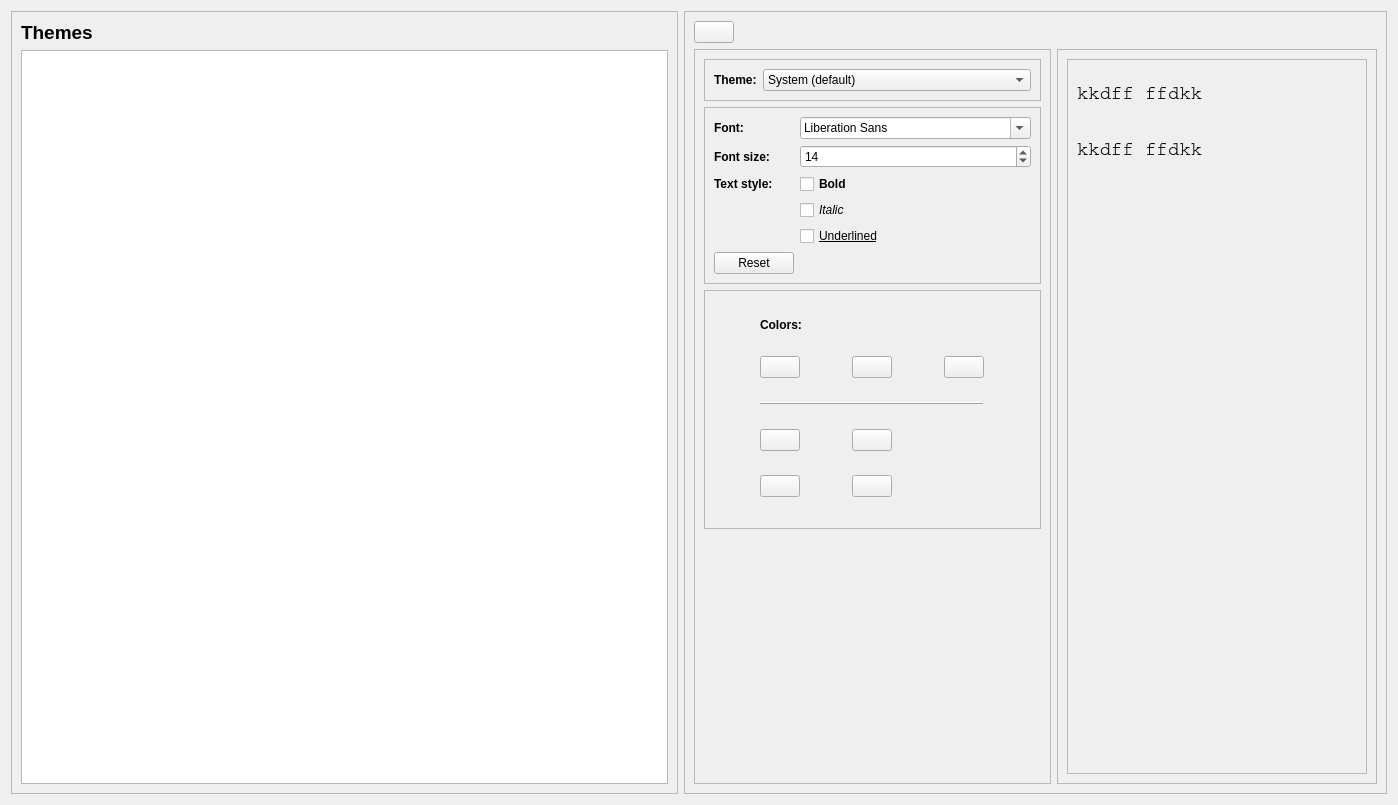
Before: the Qt Designer form ui/options/customization.ui in Open-Typer/Open-Typer, drawn with Qt 5.
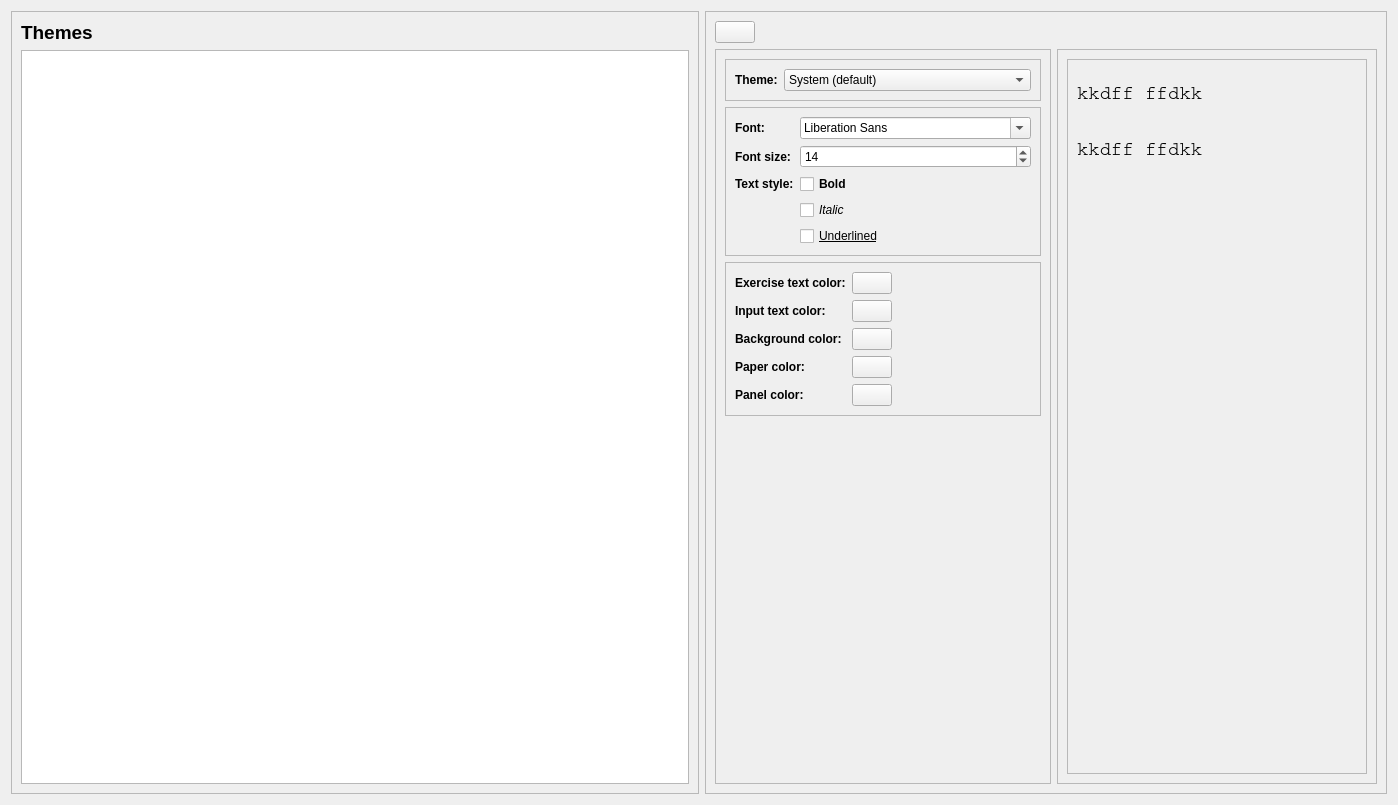
After: the same form once the commit is applied. Icons and pictures are not drawn.

Commit message: ui: options: customization: Remake customization UI

The edit to the form file:
```diff
--- a/ui/options/customization.ui
+++ b/ui/options/customization.ui
@@ -304,45 +304,28 @@
               </property>
              </widget>
             </item>
-            <item row="9" column="0">
-             <widget class="QPushButton" name="fontResetButton">
-              <property name="focusPolicy">
-               <enum>Qt::StrongFocus</enum>
-              </property>
-              <property name="toolTip">
-               <string/>
-              </property>
-              <property name="text">
-               <string notr="true">Reset</string>
-              </property>
-              <property name="icon">
-               <iconset resource="../../res.qrc">
-                <normaloff>:/res/images/reset.png</normaloff>:/res/images/reset.png</iconset>
-              </property>
-              <property name="iconSize">
-               <size>
-                <width>32</width>
-                <height>32</height>
-               </size>
-              </property>
-             </widget>
-            </item>
            </layout>
           </widget>
          </item>
          <item>
           <widget class="QFrame" name="colorsFrame">
+           <property name="sizePolicy">
+            <sizepolicy hsizetype="Preferred" vsizetype="Fixed">
+             <horstretch>0</horstretch>
+             <verstretch>0</verstretch>
+            </sizepolicy>
+           </property>
            <property name="frameShape">
             <enum>QFrame::StyledPanel</enum>
            </property>
            <property name="frameShadow">
             <enum>QFrame::Raised</enum>
            </property>
-           <layout class="QGridLayout" name="gridLayout_3">
-            <item row="0" column="0" colspan="3">
-             <widget class="QLabel" name="ColorsLabel">
+           <layout class="QFormLayout" name="formLayout_3">
+            <item row="2" column="0">
+             <widget class="QLabel" name="levelTextColorLabel">
               <property name="sizePolicy">
-               <sizepolicy hsizetype="Preferred" vsizetype="Fixed">
+               <sizepolicy hsizetype="Preferred" vsizetype="Expanding">
                 <horstretch>0</horstretch>
                 <verstretch>0</verstretch>
                </sizepolicy>
@@ -354,11 +337,11 @@
                </font>
               </property>
               <property name="text">
-               <string>Colors:</string>
+               <string>Exercise text color:</string>
               </property>
              </widget>
             </item>
-            <item row="1" column="0">
+            <item row="2" column="1">
              <widget class="QPushButton" name="levelTextColorButton">
               <property name="sizePolicy">
                <sizepolicy hsizetype="Fixed" vsizetype="Fixed">
@@ -374,112 +357,36 @@
               </property>
               <property name="text">
                <string notr="true"/>
-              </property>
-              <property name="icon">
-               <iconset resource="../../res.qrc">
-                <normaloff>:/res/images/extext_color.png</normaloff>:/res/images/extext_color.png</iconset>
-              </property>
-              <property name="iconSize">
-               <size>
-                <width>50</width>
-                <height>50</height>
-               </size>
-              </property>
-             </widget>
-            </item>
-            <item row="1" column="1">
-             <widget class="QPushButton" name="inputTextColorButton">
-              <property name="sizePolicy">
-               <sizepolicy hsizetype="Fixed" vsizetype="Fixed">
-                <horstretch>0</horstretch>
-                <verstretch>0</verstretch>
-               </sizepolicy>
-              </property>
-              <property name="focusPolicy">
-               <enum>Qt::StrongFocus</enum>
-              </property>
-              <property name="toolTip">
-               <string>Input text color</string>
-              </property>
-              <property name="text">
-               <string notr="true"/>
-              </property>
-              <property name="icon">
-               <iconset resource="../../res.qrc">
-                <normaloff>:/res/images/intext_color.png</normaloff>:/res/images/intext_color.png</iconset>
-              </property>
-              <property name="iconSize">
-               <size>
-                <width>50</width>
-                <height>50</height>
-               </size>
-              </property>
-             </widget>
-            </item>
-            <item row="1" column="2">
-             <widget class="QPushButton" name="resetTextColorButton">
-              <property name="sizePolicy">
-               <sizepolicy hsizetype="Fixed" vsizetype="Fixed">
-                <horstretch>0</horstretch>
-                <verstretch>0</verstretch>
-               </sizepolicy>
-              </property>
-              <property name="focusPolicy">
-               <enum>Qt::StrongFocus</enum>
-              </property>
-              <property name="toolTip">
-               <string>Reset</string>
-              </property>
-              <property name="text">
-               <string notr="true"/>
-              </property>
-              <property name="icon">
-               <iconset resource="../../res.qrc">
-                <normaloff>:/res/images/reset.png</normaloff>:/res/images/reset.png</iconset>
-              </property>
-              <property name="iconSize">
-               <size>
-                <width>36</width>
-                <height>36</height>
-               </size>
-              </property>
-             </widget>
-            </item>
-            <item row="2" column="0" colspan="3">
-             <widget class="QFrame" name="colorsFrameSpacer">
-              <property name="frameShape">
-               <enum>QFrame::HLine</enum>
-              </property>
-              <property name="frameShadow">
-               <enum>QFrame::Raised</enum>
               </property>
              </widget>
             </item>
             <item row="3" column="0">
-             <widget class="QPushButton" name="bgColorButton">
-              <property name="focusPolicy">
-               <enum>Qt::StrongFocus</enum>
+             <widget class="QLabel" name="inputTextColorLabel">
+              <property name="sizePolicy">
+               <sizepolicy hsizetype="Preferred" vsizetype="Expanding">
+                <horstretch>0</horstretch>
+                <verstretch>0</verstretch>
+               </sizepolicy>
               </property>
-              <property name="toolTip">
-               <string>Background color</string>
+              <property name="font">
+               <font>
+                <weight>75</weight>
+                <bold>true</bold>
+               </font>
               </property>
               <property name="text">
-               <string notr="true"/>
-              </property>
-              <property name="icon">
-               <iconset resource="../../res.qrc">
-                <normaloff>:/res/images/bg_color.png</normaloff>:/res/images/bg_color.png</iconset>
-              </property>
-              <property name="iconSize">
-               <size>
-                <width>50</width>
-                <height>50</height>
-               </size>
+               <string>Input text color:</string>
               </property>
              </widget>
             </item>
             <item row="3" column="1">
-             <widget class="QPushButton" name="paperColorButton">
+             <widget class="QPushButton" name="inputTextColorButton">
+              <property name="sizePolicy">
+               <sizepolicy hsizetype="Fixed" vsizetype="Fixed">
+                <horstretch>0</horstretch>
+                <verstretch>0</verstretch>
+               </sizepolicy>
+              </property>
               <property name="focusPolicy">
                <enum>Qt::StrongFocus</enum>
               </property>
@@ -489,61 +396,92 @@
               <property name="text">
                <string notr="true"/>
               </property>
-              <property name="icon">
-               <iconset resource="../../res.qrc">
-                <normaloff>:/res/images/paper_color.png</normaloff>:/res/images/paper_color.png</iconset>
-              </property>
-              <property name="iconSize">
-               <size>
-                <width>50</width>
-                <height>50</height>
-               </size>
-              </property>
              </widget>
             </item>
             <item row="4" column="0">
-             <widget class="QPushButton" name="panelColorButton">
-              <property name="focusPolicy">
-               <enum>Qt::StrongFocus</enum>
-              </property>
-              <property name="toolTip">
-               <string>Panel color</string>
+             <widget class="QLabel" name="bgColorLabel">
+              <property name="font">
+               <font>
+                <weight>75</weight>
+                <bold>true</bold>
+               </font>
               </property>
               <property name="text">
-               <string notr="true"/>
-              </property>
-              <property name="icon">
-               <iconset resource="../../res.qrc">
-                <normaloff>:/res/images/panel_color.png</normaloff>:/res/images/panel_color.png</iconset>
-              </property>
-              <property name="iconSize">
-               <size>
-                <width>50</width>
-                <height>50</height>
-               </size>
+               <string>Background color:</string>
               </property>
              </widget>
             </item>
             <item row="4" column="1">
-             <widget class="QPushButton" name="resetBgPaperColorButton">
+             <widget class="QPushButton" name="bgColorButton">
+              <property name="sizePolicy">
+               <sizepolicy hsizetype="Fixed" vsizetype="Fixed">
+                <horstretch>0</horstretch>
+                <verstretch>0</verstretch>
+               </sizepolicy>
+              </property>
               <property name="focusPolicy">
                <enum>Qt::StrongFocus</enum>
               </property>
-              <property name="toolTip">
-               <string>Reset</string>
+              <property name="text">
+               <string notr="true"/>
               </property>
+             </widget>
+            </item>
+            <item row="5" column="0">
+             <widget class="QLabel" name="paperColorLabel">
+              <property name="font">
+               <font>
+                <weight>75</weight>
+                <bold>true</bold>
+               </font>
+              </property>
               <property name="text">
+               <string>Paper color:</string>
+              </property>
+             </widget>
+            </item>
+            <item row="5" column="1">
+             <widget class="QPushButton" name="paperColorButton">
+              <property name="sizePolicy">
+               <sizepolicy hsizetype="Fixed" vsizetype="Fixed">
+                <horstretch>0</horstretch>
+                <verstretch>0</verstretch>
+               </sizepolicy>
+              </property>
+              <property name="focusPolicy">
+               <enum>Qt::StrongFocus</enum>
+              </property>
+              <property name="text">
                <string notr="true"/>
               </property>
-              <property name="icon">
-               <iconset resource="../../res.qrc">
-                <normaloff>:/res/images/reset.png</normaloff>:/res/images/reset.png</iconset>
+             </widget>
+            </item>
+            <item row="6" column="0">
+             <widget class="QLabel" name="panelColorLabel">
+              <property name="font">
+               <font>
+                <weight>75</weight>
+                <bold>true</bold>
+               </font>
               </property>
-              <property name="iconSize">
-               <size>
-                <width>36</width>
-                <height>36</height>
-               </size>
+              <property name="text">
+               <string>Panel color:</string>
+              </property>
+             </widget>
+            </item>
+            <item row="6" column="1">
+             <widget class="QPushButton" name="panelColorButton">
+              <property name="sizePolicy">
+               <sizepolicy hsizetype="Fixed" vsizetype="Fixed">
+                <horstretch>0</horstretch>
+                <verstretch>0</verstretch>
+               </sizepolicy>
+              </property>
+              <property name="focusPolicy">
+               <enum>Qt::StrongFocus</enum>
+              </property>
+              <property name="text">
+               <string notr="true"/>
               </property>
              </widget>
             </item>
```
Left out of the diff: 32 changed lines with no effect on the pictures.
